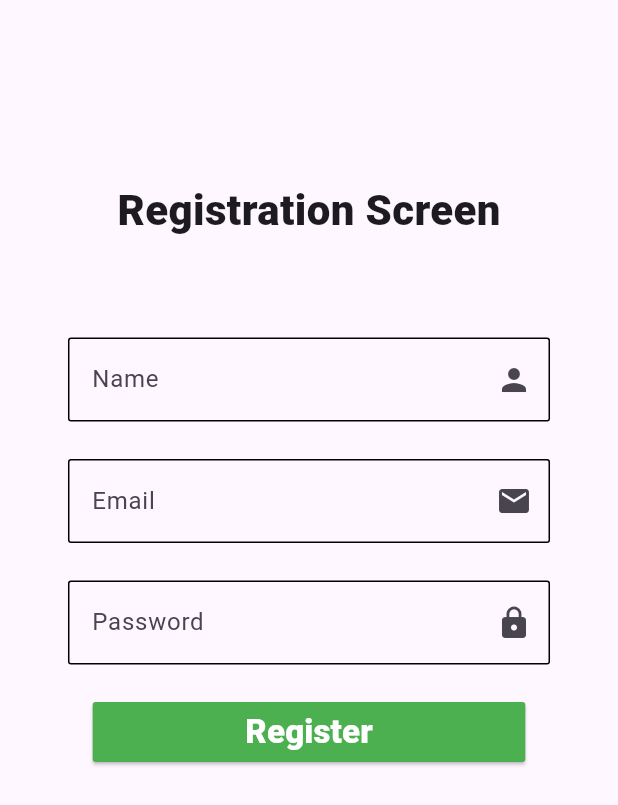
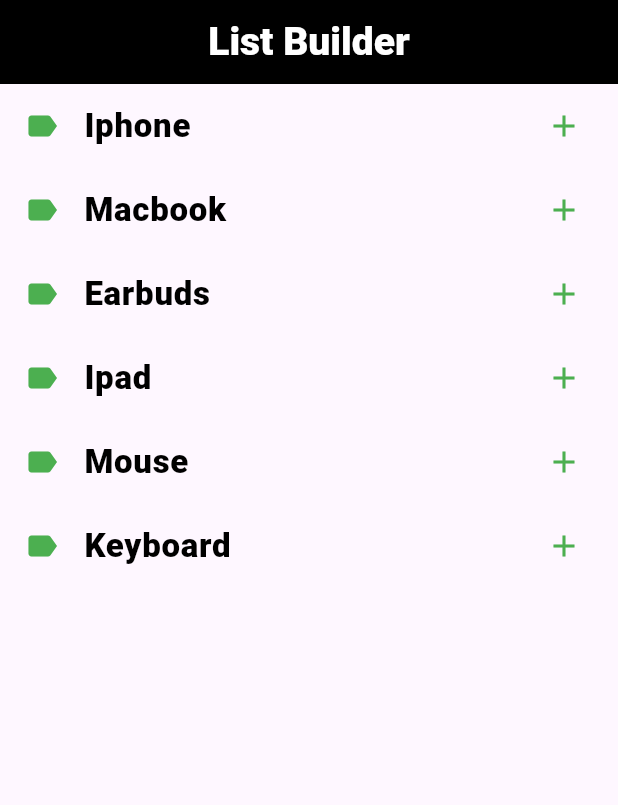
Before and after one commit to Yasir-Ali-Swe/Learning-Flutter, a Flutter app: the screen it shows after launch, on a phone screen of 412 x 824 dp. Shown: the top 805 px of the screen. Run offline on Flutter 3.47's test engine with Material 3 defaults, Android fonts, the phone set to English and light mode, and no system bars.

Commit message:
Making a list using list view builder

```diff
--- a/learning_flutter/lib/Screens/list_builder.dart
+++ b/learning_flutter/lib/Screens/list_builder.dart
@@ -0,0 +1,52 @@
+import 'package:flutter/material.dart';
+
+class List_Builder extends StatelessWidget {
+  List_Builder({super.key});
+  final List<String> items = [
+    "Iphone",
+    "Macbook",
+    "Earbuds",
+    "Ipad",
+    "Mouse",
+    "Keyboard",
+  ];
+  @override
+  Widget build(BuildContext context) {
+    return Scaffold(
+      appBar: AppBar(
+        title: Text(
+          "List Builder",
+          style: TextStyle(
+            fontSize: 26,
+            fontWeight: FontWeight.w900,
+            color: Colors.white,
+          ),
+        ),
+        backgroundColor: Colors.black,
+        centerTitle: true,
+      ),
+      body: ListView.builder(
+        itemCount: items.length,
+        itemBuilder: (context, index) {
+          return ListTile(
+            title: Text(
+              items[index],
+              style: TextStyle(
+                color: Colors.black,
+                fontSize: 22,
+                fontWeight: FontWeight.w900,
+              ),
+            ),
+            leading: Icon(Icons.label, color: Colors.green),
+            trailing: Icon(Icons.add, color: Colors.green),
+            onTap: () {
+              ScaffoldMessenger.of(context).showSnackBar(
+                SnackBar(content: Text("You Taped on ${items[index]}")),
+              );
+            },
+          );
+        },
+      ),
+    );
+  }
+}
--- a/learning_flutter/lib/main.dart
+++ b/learning_flutter/lib/main.dart
@@ -1,6 +1,7 @@
 import 'package:flutter/material.dart';
 // import 'package:learning_flutter/Screens/login_screen.dart';
-import 'package:learning_flutter/Screens/registration_screen.dart';
+// import 'package:learning_flutter/Screens/registration_screen.dart';
+import 'package:learning_flutter/Screens/list_builder.dart';
 
 void main() {
   runApp(const MyApp());
@@ -16,7 +17,7 @@
       theme: ThemeData(
         colorScheme: ColorScheme.fromSeed(seedColor: Colors.deepPurple),
       ),
-      home: const Registration(),
+      home: List_Builder(),
     );
   }
 }
```
